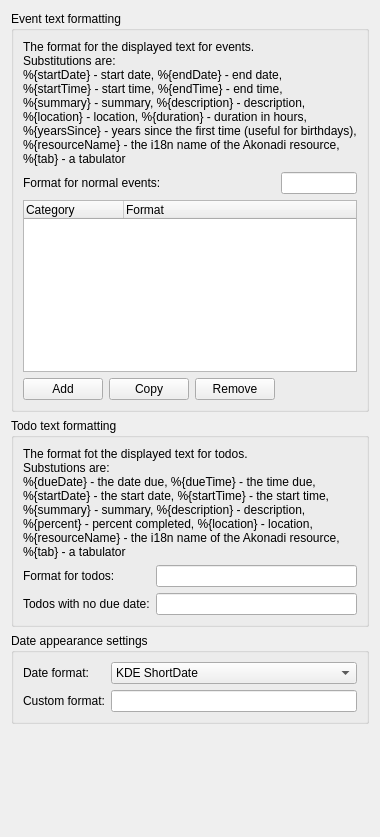
Old version of the form src/applet/eventappletformatconfig.ui in the repository KDE/plasmoid-eventlist.
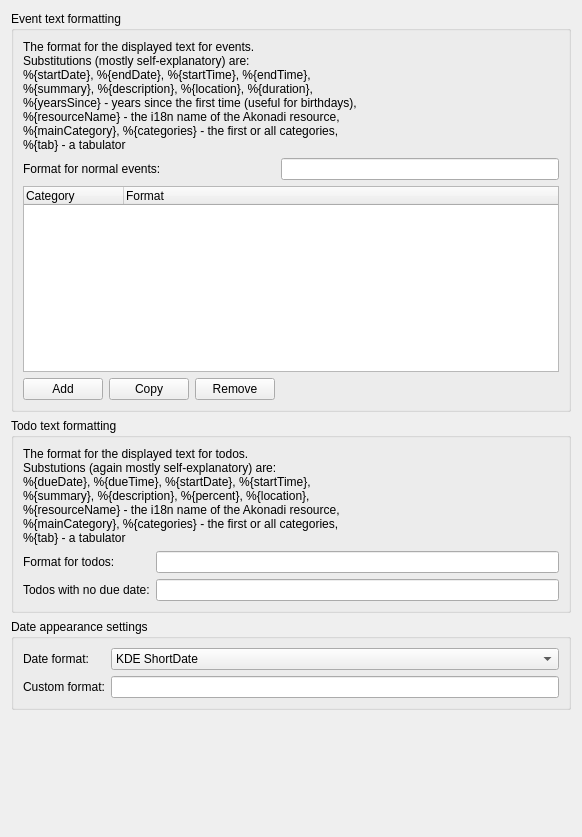
New version of the form. Custom widgets are drawn as their Qt base class.

Diff of the .ui file:
```diff
--- a/src/applet/eventappletformatconfig.ui
+++ b/src/applet/eventappletformatconfig.ui
@@ -6,7 +6,7 @@
    <rect>
     <x>0</x>
     <y>0</y>
-    <width>363</width>
+    <width>582</width>
     <height>837</height>
    </rect>
   </property>
@@ -88,13 +88,12 @@
        <widget class="QLabel" name="label_5">
         <property name="text">
          <string>The format for the displayed text for events.
-Substitutions are:
-%{startDate} - start date, %{endDate} - end date,
-%{startTime} - start time, %{endTime} - end time,
-%{summary} - summary, %{description} - description,
-%{location} - location, %{duration} - duration in hours,
+Substitutions (mostly self-explanatory) are:
+%{startDate}, %{endDate}, %{startTime}, %{endTime},
+%{summary}, %{description}, %{location}, %{duration},
 %{yearsSince} - years since the first time (useful for birthdays),
 %{resourceName} - the i18n name of the Akonadi resource,
+%{mainCategory}, %{categories} - the first or all categories,
 %{tab} - a tabulator</string>
         </property>
        </widget>
@@ -111,13 +110,12 @@
       <item row="0" column="0" colspan="2">
        <widget class="QLabel" name="label_7">
         <property name="text">
-         <string>The format fot the displayed text for todos.
-Substutions are:
-%{dueDate} - the date due, %{dueTime} - the time due,
-%{startDate} - the start date, %{startTime} - the start time,
-%{summary} - summary, %{description} - description,
-%{percent} - percent completed, %{location} - location,
+         <string>The format for the displayed text for todos.
+Substutions (again mostly self-explanatory) are:
+%{dueDate}, %{dueTime}, %{startDate}, %{startTime},
+%{summary}, %{description}, %{percent}, %{location},
 %{resourceName} - the i18n name of the Akonadi resource,
+%{mainCategory}, %{categories} - the first or all categories,
 %{tab} - a tabulator</string>
         </property>
        </widget>
```
Left out of the diff: 3 changed lines with no effect on the pictures.
